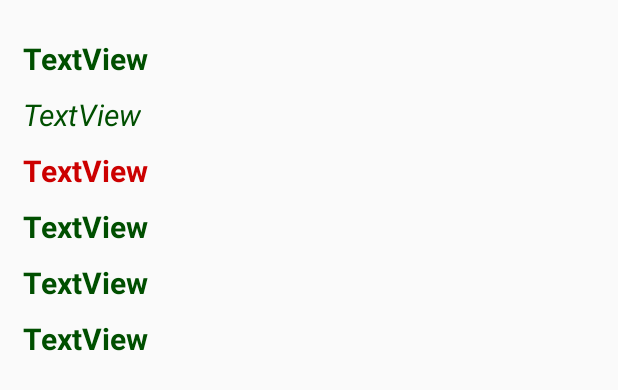
After one commit to kunchayphone/Show-Pro, an Android app: the layout my_listview.xml on its own in the app's theme, with its tools: preview values and no code run, on a phone screen of 412 x 824 dp. The commit adds this screen. Shown: the top 390 px of the screen. Run offline under Robolectric (Android 15) with nearby library versions, the phone set to English and light mode, and no system bars.

Commit message:
Design Ui ListView

```diff
--- a/app/src/main/res/layout/activity_show_pro.xml
+++ b/app/src/main/res/layout/activity_show_pro.xml
@@ -8,6 +8,12 @@
     android:paddingLeft="@dimen/activity_horizontal_margin"
     android:paddingRight="@dimen/activity_horizontal_margin"
     android:paddingTop="@dimen/activity_vertical_margin"
-    tools:context="pronetsimthai.app.kunchay.showpro.ShowPro">
+    tools:context="pronetsimthai.app.kunchay.showpro.ShowPro"
+    android:background="@drawable/bg2">
 
+    <ListView
+        android:layout_width="match_parent"
+        android:layout_height="match_parent"
+        android:id="@+id/LivPromotion"
+        android:background="#82f8f1f1" />
 </RelativeLayout>
--- /dev/null
+++ b/app/src/main/res/layout/my_listview.xml
@@ -0,0 +1,74 @@
+<?xml version="1.0" encoding="utf-8"?>
+<LinearLayout xmlns:android="http://schemas.android.com/apk/res/android"
+    xmlns:tools="http://schemas.android.com/tools"
+    android:orientation="vertical" android:layout_width="match_parent"
+    android:layout_height="match_parent"
+    tools:layout_height="wrap_content"
+    android:padding="15dp">
+
+    <TextView
+        android:text="TextView"
+        android:layout_width="match_parent"
+        android:layout_height="wrap_content"
+        android:id="@+id/textView2"
+        tools:layout_width="wrap_content"
+        android:textSize="@dimen/h2"
+        android:layout_marginTop="10dp"
+        android:textStyle="normal|bold"
+        android:textColor="@color/aText" />
+
+    <TextView
+        android:text="TextView"
+        android:layout_width="match_parent"
+        android:layout_height="wrap_content"
+        android:id="@+id/textView3"
+        tools:layout_width="wrap_content"
+        android:textSize="@dimen/h2"
+        android:layout_marginTop="10dp"
+        android:textStyle="normal|italic"
+        android:textColor="@color/aText" />
+
+    <TextView
+        android:text="TextView"
+        android:layout_width="match_parent"
+        android:layout_height="wrap_content"
+        android:id="@+id/textView4"
+        tools:layout_width="wrap_content"
+        android:textSize="@dimen/h2"
+        android:layout_marginTop="10dp"
+        android:textStyle="normal|bold"
+        android:textColor="@android:color/holo_red_dark" />
+
+    <TextView
+        android:text="TextView"
+        android:layout_width="match_parent"
+        android:layout_height="wrap_content"
+        android:id="@+id/textView5"
+        tools:layout_width="wrap_content"
+        android:textSize="@dimen/h2"
+        android:layout_marginTop="10dp"
+        android:textStyle="normal|bold"
+        android:textColor="@color/aText" />
+
+    <TextView
+        android:text="TextView"
+        android:layout_width="match_parent"
+        android:layout_height="wrap_content"
+        android:id="@+id/textView6"
+        tools:layout_width="wrap_content"
+        android:textSize="@dimen/h2"
+        android:layout_marginTop="10dp"
+        android:textStyle="normal|bold"
+        android:textColor="@color/aText" />
+
+    <TextView
+        android:text="TextView"
+        android:layout_width="match_parent"
+        android:layout_height="wrap_content"
+        android:id="@+id/textView7"
+        tools:layout_width="wrap_content"
+        android:textSize="@dimen/h2"
+        android:layout_marginTop="10dp"
+        android:textStyle="normal|bold"
+        android:textColor="@color/aText" />
+</LinearLayout>
```
